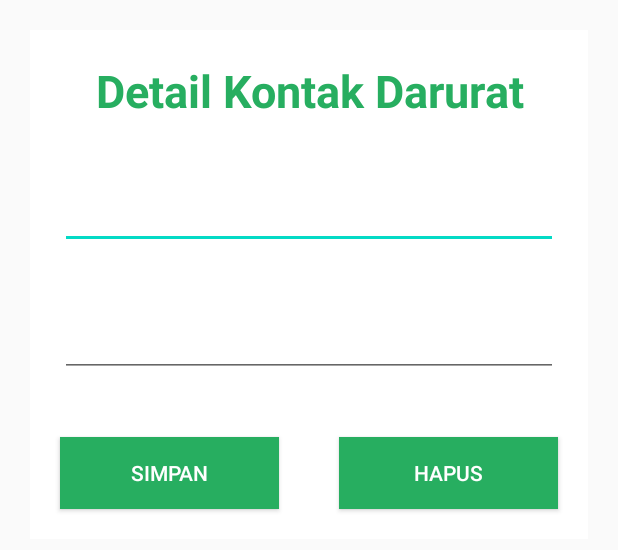
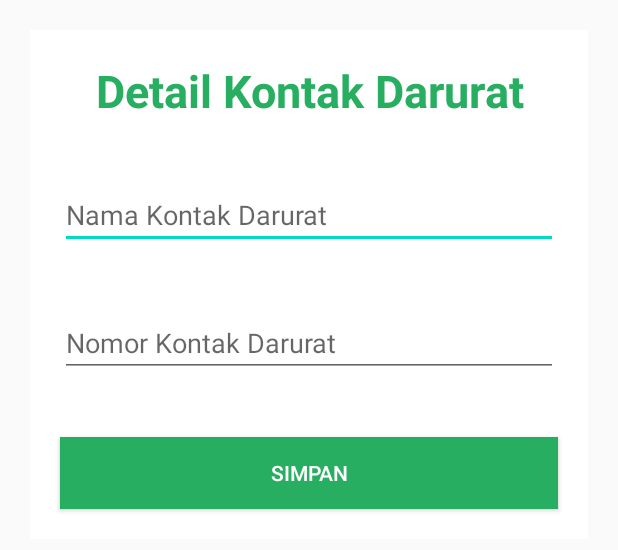
Before and after one commit to TheoGalang/BahasaMata, an Android app: the layout dialog_nomordarurat.xml on its own in the app's theme, with its tools: preview values and no code run, on a phone screen of 412 x 824 dp. Shown: the top 550 px of the screen. Run offline under Robolectric (Android 15) with nearby library versions, the phone set to English and light mode, and no system bars.

Commit message:
edit nomor kontak darurat

```diff
--- a/app/src/main/AndroidManifest.xml
+++ b/app/src/main/AndroidManifest.xml
@@ -25,6 +25,7 @@
         <activity android:name=".Daftar" />
         <activity android:name=".PasienlistActivity" />
         <activity android:name=".AlarmListActivity" />
+        <activity android:name=".PengaturanActivity"/>
         <activity
             android:name=".Pasien"
             android:noHistory="true" />
--- a/app/src/main/res/layout/dialog_nomordarurat.xml
+++ b/app/src/main/res/layout/dialog_nomordarurat.xml
@@ -22,7 +22,9 @@
         android:text=""
         android:layout_width="match_parent"
         android:layout_height="wrap_content"
-        android:layout_margin="20dp"/>
+        android:layout_margin="20dp"
+        android:hint="Nama Kontak Darurat"/>
+
     <EditText
         android:id="@+id/et_nomorKontak"
         android:inputType="number"
@@ -30,7 +32,8 @@
         android:layout_width="match_parent"
         android:layout_height="wrap_content"
         android:text=""
-        android:layout_margin="20dp"/>
+        android:layout_margin="20dp"
+        android:hint="Nomor Kontak Darurat"/>
 
 
     <LinearLayout
@@ -47,16 +50,6 @@
             android:background="#27AE60"
             android:layout_margin="20dp"
             android:textColor="@color/cardview_light_background"/>
-        <Button
-            android:id="@+id/btn_cancel_detail_kontakDarurat"
-            android:layout_width="match_parent"
-            android:layout_height="wrap_content"
-            android:layout_weight="1"
-            android:text="Hapus"
-            android:background="#27AE60"
-            android:layout_margin="20dp"
-            android:textColor="@color/cardview_light_background"/>
-
 
     </LinearLayout>
 
```
Also changed, not shown: app/src/main/java/com/example/bahasamata/AlarmAdapter.java (+29 -6 lines), app/src/main/java/com/example/bahasamata/PasienAdapter.java (+12 -2 lines), app/src/main/java/com/example/bahasamata/Pasienlist.java (+32 -1 lines), app/src/main/java/com/example/bahasamata/PengaturanActivity.java (+43 -1 lines), app/src/main/res/layout/pengaturan.xml (+8 -5 lines).
